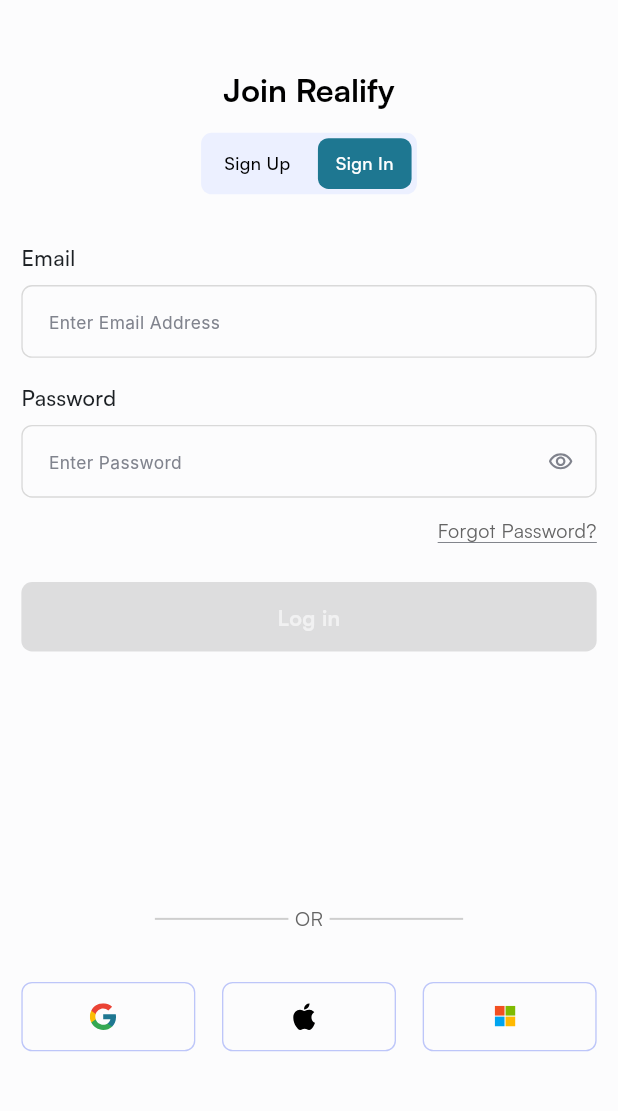
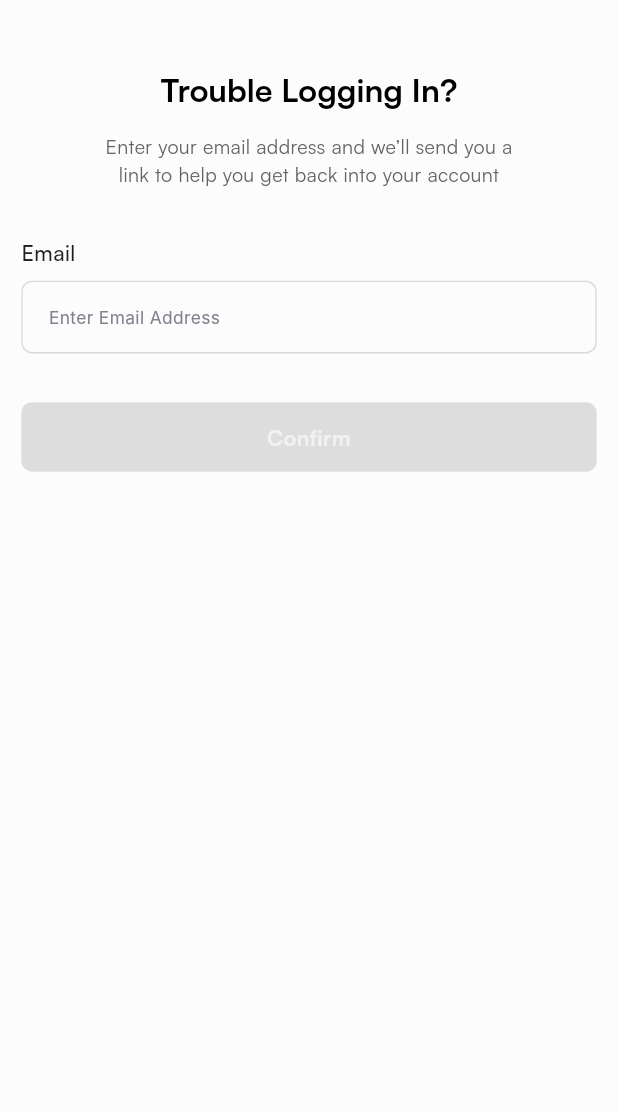
Before and after one commit to samstickkz/propstake, a Flutter app: the AuthHomeScreen screen opened directly, after a tap on "Sign Up", after a tap on "Sign In", after a tap on "Forgot Password?", on a phone screen of 412 x 824 dp, the part 67-1178 px from its top. Run offline on Flutter 3.47's test engine with Material 3 defaults, Android fonts, the light colour scheme and no system bars; drawn by our look-alikes of oktoast; our stand-ins replace animate_do, cached_network_image, dartz, dio, flutter_dotenv, flutter_localization and 8 more; missing offline and left inert: cupertino_modal_sheet, flutter_shimmer; accounts and stored records are empty; Roboto replaces fonts that are missing (Inter, satoshi).

Commit message:
UI/auth_done

```diff
--- a/lib/ui/auth/auth.ui.dart
+++ b/lib/ui/auth/auth.ui.dart
@@ -1,19 +1,19 @@
 import 'package:flutter/material.dart';
 import 'package:flutter_screenutil/flutter_screenutil.dart';
-import 'package:propstake/utils/validator.dart';
 import 'package:propstake/utils/widget_extensions.dart';
 import 'package:propstake/widget/app_button.dart';
 import 'package:propstake/widget/apptexts.dart';
 import 'package:propstake/widget/auth_appbar.dart';
 import 'package:propstake/widget/or_builder.dart';
 import 'package:propstake/widget/svg_builder.dart';
-import 'package:propstake/widget/text_field.dart';
+import 'package:animate_do/animate_do.dart';
 
-import '../../app_theme/palette.dart';
 import '../../gen/assets.gen.dart';
 import '../base/base-ui.dart';
 import 'auth.vm.dart';
+import 'widgets/sign_in_form.dart';
 import 'widgets/sign_up_choice_widget.dart';
+import 'widgets/sign_up_form.dart';
 
 class AuthHomeScreen extends StatelessWidget {
   const AuthHomeScreen({super.key});
@@ -34,7 +34,7 @@ class AuthHomeScreen extends StatelessWidget {
             crossAxisAlignment: CrossAxisAlignment.center,
             children: [
               40.sp.sbH,
-              AppText("Join Realify", size: 24.sp, isTitle: true,),
+              FadeIn(child: AppText("Join Realify", size: 24.sp, isTitle: true,)),
               20.sp.sbH,
               SignUpChoiceWidget(
                 tabs: model.screens,
@@ -44,13 +44,14 @@ class AuthHomeScreen extends StatelessWidget {
               20.sp.sbH,
               Expanded(
                 child: model.screens[0] == model.screen?
-                SignUpForm(model: model):
-                SignInForm(model: model,)
+                SlideInDown(child: SignUpForm(model: model)):
+                SlideInUp(child: SignInForm(model: model,))
               ),
               40.sp.sbH,
               OrBuilder(),
               40.sp.sbH,
-              Row(
+              SlideInUp(
+                child: Row(
                   spacing: 20.sp,
                   children: [
                     Expanded(
@@ -74,6 +75,7 @@ class AuthHomeScreen extends StatelessWidget {
 
                   ],
                 ),
+              ),
               80.sp.sbH,
             ],
           ),
@@ -82,103 +84,3 @@ class AuthHomeScreen extends StatelessWidget {
     );
   }
 }
-
-
-class SignUpForm extends StatelessWidget {
-  final AuthViewModel model;
-  const SignUpForm({
-    super.key,
-    required this.model
-  });
-
-  @override
-  Widget build(BuildContext context) {
-    return Form(
-      key: model.formKey,
-      child: ListView(
-        children: [
-          20.sp.sbH,
-          AppTextField(
-            controller: model.upEmailController,
-            validator: emailValidator,
-            hintText: "Email",
-            hint: "Enter Email Address",
-            onChanged: model.onChangedUp,
-          ),
-          20.sp.sbH,
-          AppTextField(
-            controller: model.upPasswordController,
-            validator: passwordValidator,
-            isPassword: true,
-            hintText: "Password",
-            hint: "Enter Password",
-            onChanged: model.onChangedUp,
-          ),
-          30.sp.sbH,
-          AppButton.fullWidth(
-            isLoading: model.isLoading,
-            onTap: model.formKey.currentState?.validate() ==true? model.createAccount: null,
-            text: "Create Account",
-          )
-        ],
-
-      ),
-    );
-  }
-}
-
-class SignInForm extends StatelessWidget {
-  final AuthViewModel model;
-  const SignInForm({
-    super.key,
-    required this.model
-  });
-
-  @override
-  Widget build(BuildContext context) {
-    return Form(
-      key: model.formKey2,
-      child: ListView(
-        children: [
-          20.sp.sbH,
-          AppTextField(
-            controller: model.inEmailController,
-            validator: emailValidator,
-            hintText: "Email",
-            hint: "Enter Email Address",
-            onChanged: model.onChangedIn,
-          ),
-          20.sp.sbH,
-          AppTextField(
-            controller: model.inPasswordController,
-            validator: passwordValidator,
-            isPassword: true,
-            hintText: "Password",
-            hint: "Enter Password",
-            onChanged: model.onChangedIn,
-          ),
-          16.sp.sbH,
-          Row(
-            mainAxisAlignment: MainAxisAlignment.end,
-            children: [
-              InkWell(
-                onTap: (){},
-                child: AppText(
-                  "Forgot Password?",
-                  decoration: TextDecoration.underline,
-
-                ),
-              ),
-            ],
-          ),
-          30.sp.sbH,
-          AppButton.fullWidth(
-            isLoading: model.isLoading,
-            onTap: model.formKey2.currentState?.validate() ==true? model.login: null,
-            text: "Log in",
-          )
-        ],
-      ),
-    );
-  }
-}
--- a/lib/ui/auth/auth.vm.dart
+++ b/lib/ui/auth/auth.vm.dart
@@ -1,7 +1,9 @@
 import 'package:flutter/material.dart';
+import 'package:propstake/ui/auth/forget_password/forget_password.ui.dart';
 import 'package:propstake/ui/base/base-vm.dart';
 import 'package:propstake/utils/constants.dart';
 
+import 'auth.ui.dart';
 import 'verify/verify.ui.dart';
 
 class AuthViewModel extends BaseViewModel {
@@ -26,6 +28,9 @@ class AuthViewModel extends BaseViewModel {
   TextEditingController inEmailController = TextEditingController();
   TextEditingController inPasswordController = TextEditingController();
 
+  TextEditingController newPasswordController = TextEditingController();
+  TextEditingController confirmPasswordController = TextEditingController();
+
   onChangedUp(String? val)async {
     formKey.currentState!.validate();
     notifyListeners();
@@ -47,8 +52,19 @@ class AuthViewModel extends BaseViewModel {
 
   }
 
+  submitNewPassword(){
+    return navigationService.navigateToAndRemoveUntilWidget(const AuthHomeScreen());
+  }
+
+  startChangePassword(){
+    navigationService.navigateToRoute(VerifyUserScreen(
+      reason: VerificationReason.forgetPassword,
+      email: upEmailController.text.trim(),
+    ));
+  }
+
   forgotPassword(){
-
+    navigationService.navigateToRoute(ForgotPasswordScreen());
   }
 
 }
--- /dev/null
+++ b/lib/ui/auth/forget_password/forget_password.ui.dart
@@ -0,0 +1,77 @@
+import 'package:flutter/material.dart';
+import 'package:flutter_screenutil/flutter_screenutil.dart';
+import 'package:propstake/utils/validator.dart';
+import 'package:propstake/utils/widget_extensions.dart';
+import 'package:propstake/widget/app_button.dart';
+import 'package:propstake/widget/apptexts.dart';
+import 'package:propstake/widget/auth_appbar.dart';
+import 'package:propstake/widget/svg_builder.dart';
+import 'package:animate_do/animate_do.dart';
+
+import '../../../gen/assets.gen.dart';
+import '../../../utils/constants.dart';
+import '../../../widget/text_field.dart';
+import '../../base/base-ui.dart';
+import '../auth.vm.dart';
+
+
+class ForgotPasswordScreen extends StatelessWidget {
+  const ForgotPasswordScreen({super.key});
+
+  @override
+  Widget build(BuildContext context) {
+    return BaseView<AuthViewModel>(
+      builder: (model, theme)=> Scaffold(
+        appBar: AppAppBar(
+          leading: InkWell(
+            onTap: navigationService.canPop() ? navigationService.goBack: null,
+            child: SvgBuilder(
+              isAppDark(context)? Assets.svg.tempLogo: Assets.svg.tempLogoLight,
+              width: 81.w, height: 27.h,
+            ),
+          ),
+        ),
+        body: Form(
+          key: model.formKey,
+          child: Padding(
+            padding: 16.sp.padA,
+            child: Column(
+              crossAxisAlignment: CrossAxisAlignment.center,
+              children: [
+                40.sp.sbH,
+                FadeIn(
+                  child: AppText("Trouble Logging In?", size: 24.sp, isTitle: true,)
+                ),
+                20.sp.sbH,
+                AppText(
+                  "Enter your email address and we’ll send you a \nlink to help you get back into your account",
+                  size: 14.68.sp,
+                  align: TextAlign.center,
+                ),
+                40.sp.sbH,
+                SlideInDown(
+                  child: AppTextField(
+                    controller: model.upEmailController,
+                    validator: emailValidator,
+                    hintText: "Email",
+                    hint: "Enter Email Address",
+                    onChanged: model.onChangedUp,
+                  ),
+                ),
+                40.sp.sbH,
+                SlideInUp(
+                  child: AppButton.fullWidth(
+                    isLoading: model.isLoading,
+                    onTap: model.formKey.currentState?.validate() ==true? model.startChangePassword: null,
+                    text: "Confirm",
+                  ),
+                ),
+                80.sp.sbH,
+              ],
+            ),
+          ),
+        ),
+      ),
+    );
+  }
+}
--- /dev/null
+++ b/lib/ui/auth/widgets/sign_in_form.dart
@@ -0,0 +1,65 @@
+import 'package:flutter/material.dart';
+import 'package:flutter_screenutil/flutter_screenutil.dart';
+import 'package:propstake/utils/widget_extensions.dart';
+
+import '../../../utils/validator.dart';
+import '../../../widget/app_button.dart';
+import '../../../widget/apptexts.dart';
+import '../../../widget/text_field.dart';
+import '../auth.vm.dart';
+
+class SignInForm extends StatelessWidget {
+  final AuthViewModel model;
+  const SignInForm({
+    super.key,
+    required this.model
+  });
+
+  @override
+  Widget build(BuildContext context) {
+    return Form(
+      key: model.formKey2,
+      child: ListView(
+        children: [
+          20.sp.sbH,
+          AppTextField(
+            controller: model.inEmailController,
+            validator: emailValidator,
+            hintText: "Email",
+            hint: "Enter Email Address",
+            onChanged: model.onChangedIn,
+          ),
+          20.sp.sbH,
+          AppTextField(
+            controller: model.inPasswordController,
+            validator: passwordValidator,
+            isPassword: true,
+            hintText: "Password",
+            hint: "Enter Password",
+            onChanged: model.onChangedIn,
+          ),
+          16.sp.sbH,
+          Row(
+            mainAxisAlignment: MainAxisAlignment.end,
+            children: [
+              InkWell(
+                onTap: model.forgotPassword,
+                child: AppText(
+                  "Forgot Password?",
+                  decoration: TextDecoration.underline,
+
+                ),
+              ),
+            ],
+          ),
+          30.sp.sbH,
+          AppButton.fullWidth(
+            isLoading: model.isLoading,
+            onTap: model.formKey2.currentState?.validate() ==true? model.login: null,
+            text: "Log in",
+          )
+        ],
+      ),
+    );
+  }
+}
--- /dev/null
+++ b/lib/ui/auth/widgets/sign_up_form.dart
@@ -0,0 +1,52 @@
+import 'package:flutter/material.dart';
+import 'package:flutter_screenutil/flutter_screenutil.dart';
+import 'package:propstake/utils/widget_extensions.dart';
+
+import '../../../utils/validator.dart';
+import '../../../widget/app_button.dart';
+import '../../../widget/apptexts.dart';
+import '../../../widget/text_field.dart';
+import '../auth.vm.dart';
+
+class SignUpForm extends StatelessWidget {
+  final AuthViewModel model;
+  const SignUpForm({
+    super.key,
+    required this.model
+  });
+
+  @override
+  Widget build(BuildContext context) {
+    return Form(
+      key: model.formKey,
+      child: ListView(
+        children: [
+          20.sp.sbH,
+          AppTextField(
+            controller: model.upEmailController,
+            validator: emailValidator,
+            hintText: "Email",
+            hint: "Enter Email Address",
+            onChanged: model.onChangedUp,
+          ),
+          20.sp.sbH,
+          AppTextField(
+            controller: model.upPasswordController,
+            validator: passwordValidator,
+            isPassword: true,
+            hintText: "Password",
+            hint: "Enter Password",
+            onChanged: model.onChangedUp,
+          ),
+          30.sp.sbH,
+          AppButton.fullWidth(
+            isLoading: model.isLoading,
+            onTap: model.formKey.currentState?.validate() ==true? model.createAccount: null,
+            text: "Create Account",
+          )
+        ],
+
+      ),
+    );
+  }
+}
--- a/lib/utils/validator.dart
+++ b/lib/utils/validator.dart
@@ -1,3 +1,4 @@
+import 'package:flutter/material.dart';
 import 'package:flutter/services.dart';
 
 import 'string_extensions.dart';
@@ -30,6 +31,16 @@ String? Function(String?)? passwordValidator = (String? val) {
     return "Password should contain special character (%#\$*_-)";
   } else if (value.length < 7) {
     return "Password should contain at least 8 characters";
+  }
+    return null;
+};
+
+String? Function(TextEditingController newPass,TextEditingController confirm) confirmPasswordValidator = (TextEditingController newPass,TextEditingController confirm) {
+  if(confirm.text.trim().isEmpty){
+    return "This field cannot be empty";
+  }
+  if(newPass.text.trim() != confirm.text.trim()){
+    return "Confirm password must be the same as password";
   }
     return null;
 };
```
Also changed, not shown: lib/ui/auth/forget_password/update_password.ui.dart (added, +83 -0 lines), lib/ui/auth/verify/verify.ui.dart (+8 -3 lines), lib/ui/auth/verify/verify.vm.dart (+9 -1 lines), lib/ui/auth/widgets/success_auth_verification.dart (added, +39 -0 lines). Lines whose indentation alone changed are shown as unchanged.
